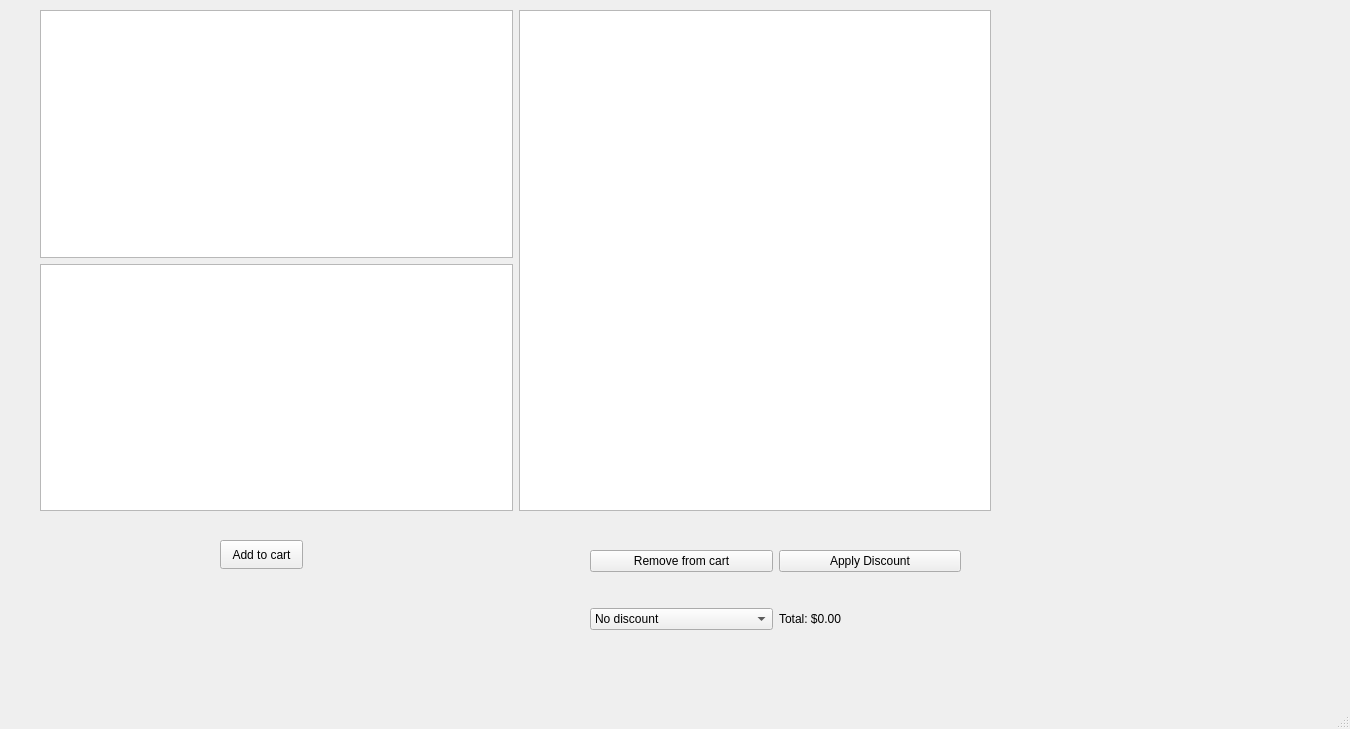
Qt form gui/mainwindow.ui (semayilmazs/OOP_Group10) before a commit.
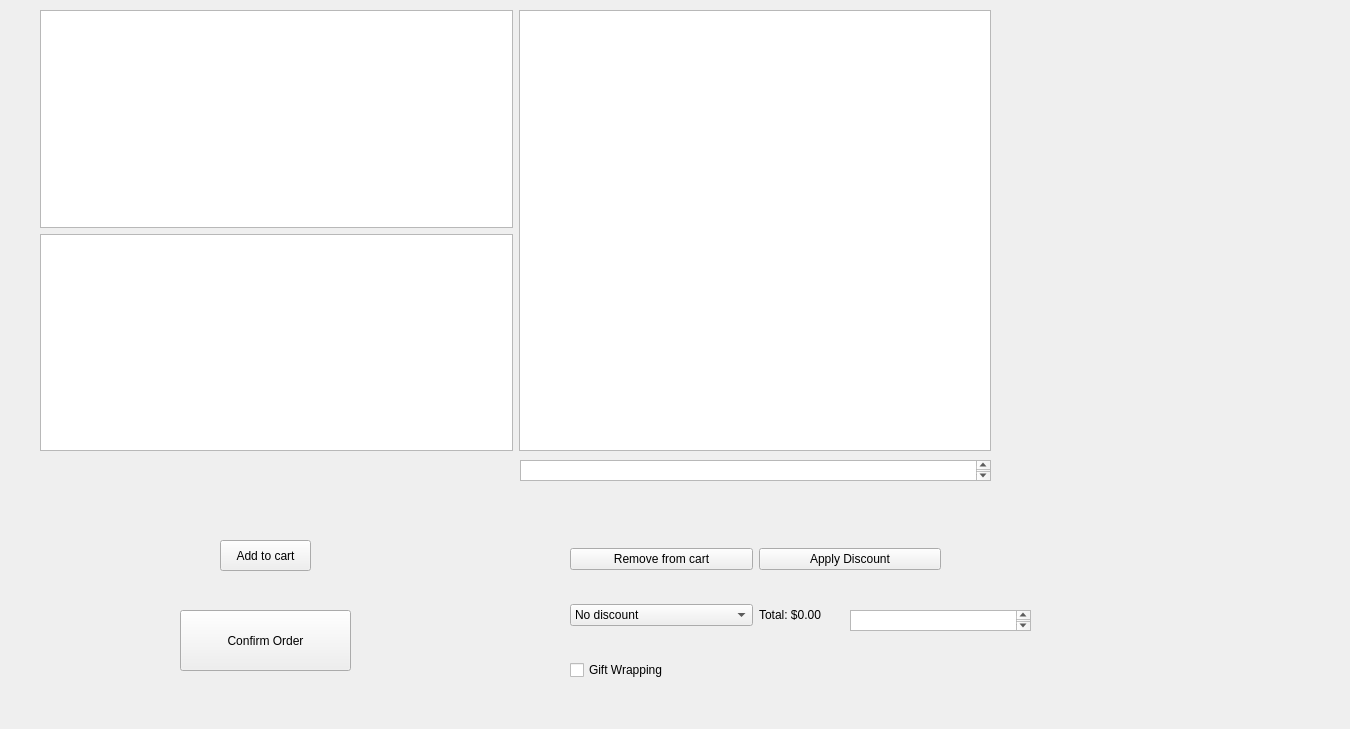
The same form after that commit.

Diff of the .ui file:
```diff
--- a/gui/mainwindow.ui
+++ b/gui/mainwindow.ui
@@ -19,8 +19,8 @@
      <rect>
       <x>220</x>
       <y>540</y>
-      <width>83</width>
-      <height>29</height>
+      <width>91</width>
+      <height>31</height>
      </rect>
     </property>
     <property name="text">
@@ -30,10 +30,10 @@
    <widget class="QWidget" name="gridLayoutWidget">
     <property name="geometry">
      <rect>
-      <x>590</x>
+      <x>570</x>
       <y>520</y>
       <width>371</width>
-      <height>141</height>
+      <height>191</height>
      </rect>
     </property>
     <layout class="QGridLayout" name="gridLayout">
@@ -54,6 +54,13 @@
        </item>
       </widget>
      </item>
+     <item row="3" column="0">
+      <widget class="QCheckBox" name="giftWrapping">
+       <property name="text">
+        <string>Gift Wrapping</string>
+       </property>
+      </widget>
+     </item>
      <item row="0" column="1">
       <widget class="QPushButton" name="applyDiscountButton">
        <property name="text">
@@ -83,7 +90,7 @@
       <x>40</x>
       <y>10</y>
       <width>951</width>
-      <height>501</height>
+      <height>441</height>
      </rect>
     </property>
     <layout class="QGridLayout" name="gridLayout_3">
@@ -102,18 +109,40 @@
      </item>
     </layout>
    </widget>
+   <widget class="QPushButton" name="confirmOrder">
+    <property name="geometry">
+     <rect>
+      <x>180</x>
+      <y>610</y>
+      <width>171</width>
+      <height>61</height>
+     </rect>
+    </property>
+    <property name="text">
+     <string>Confirm Order</string>
+    </property>
+   </widget>
+   <widget class="QTextEdit" name="cartNotification">
+    <property name="geometry">
+     <rect>
+      <x>520</x>
+      <y>460</y>
+      <width>471</width>
+      <height>21</height>
+     </rect>
+    </property>
+   </widget>
+   <widget class="QTextEdit" name="discountNotification">
+    <property name="geometry">
+     <rect>
+      <x>850</x>
+      <y>610</y>
+      <width>181</width>
+      <height>21</height>
+     </rect>
+    </property>
+   </widget>
   </widget>
-  <widget class="QMenuBar" name="menubar">
-   <property name="geometry">
-    <rect>
-     <x>0</x>
-     <y>0</y>
-     <width>1350</width>
-     <height>25</height>
-    </rect>
-   </property>
-  </widget>
-  <widget class="QStatusBar" name="statusbar"/>
  </widget>
  <resources/>
  <connections/>
```
Left out of the diff: 34 changed lines with no effect on the pictures.
